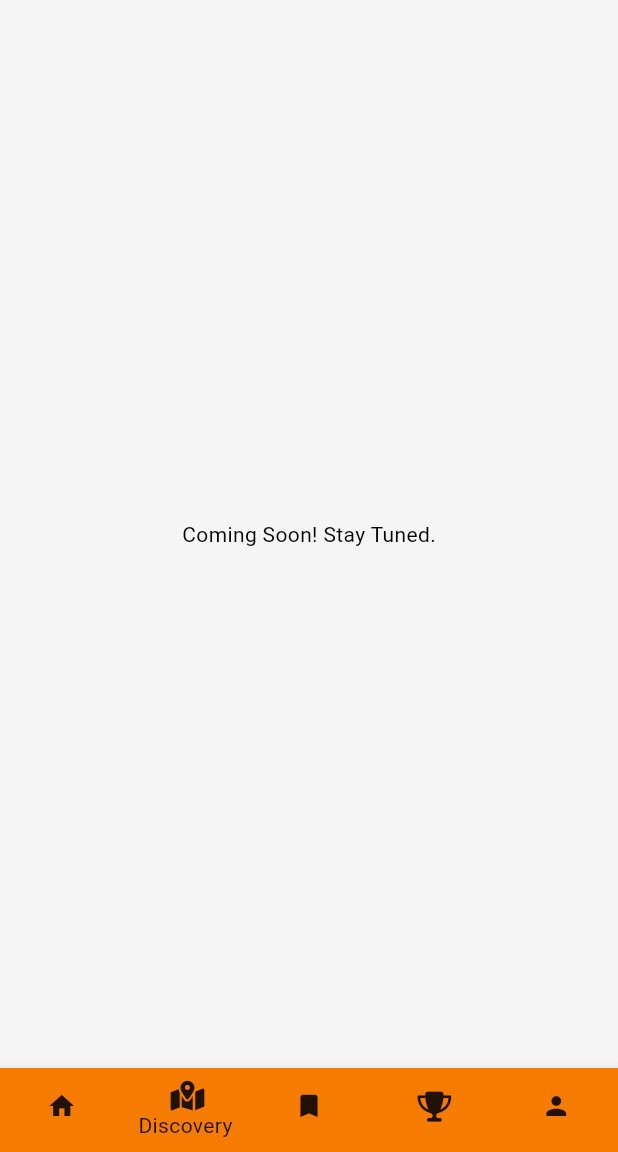
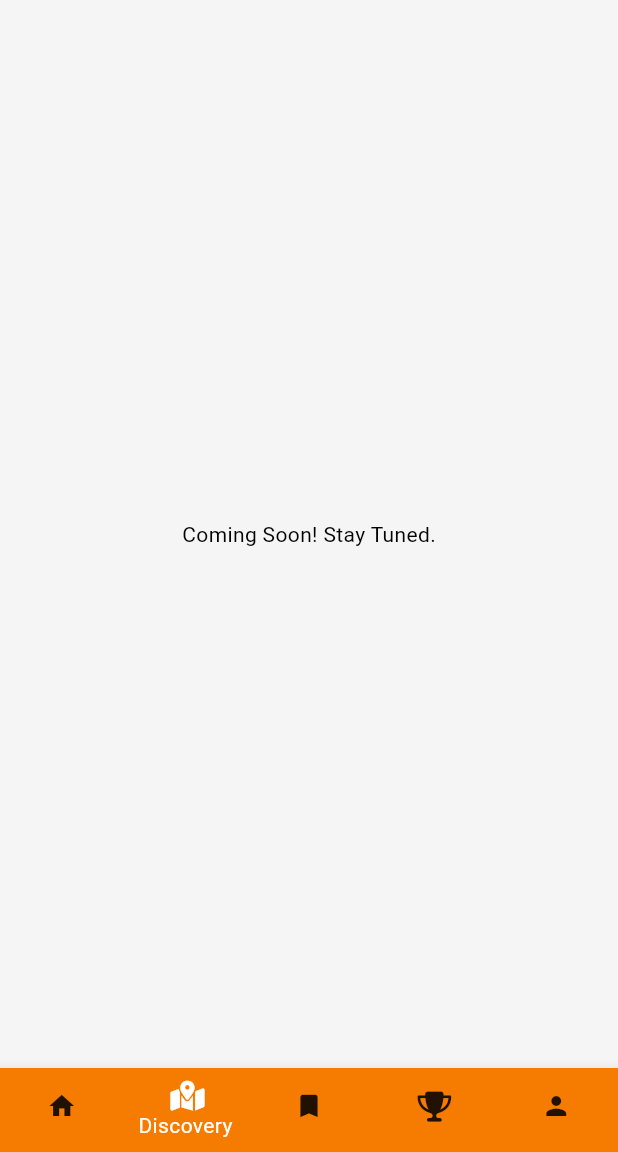
Before and after one commit to nivleking/ambw_uts_2024, a Flutter app: the StartPage screen opened directly, item 2 of the bottom bar chosen, on a phone screen of 412 x 824 dp, the part 84-1236 px from its top. Run offline on Flutter 3.47's test engine with Material 3 defaults, Android fonts, the light colour scheme and no system bars; our stand-ins replace font_awesome_flutter.

Commit message:
feat: navbaritem colors up when selected

```diff
--- a/lib/components/custom_bottom_bar.dart
+++ b/lib/components/custom_bottom_bar.dart
@@ -17,7 +17,7 @@ class MyCustomNavBar extends StatelessWidget {
       onTap: onItemTapped,
       type: BottomNavigationBarType.fixed,
       backgroundColor: Theme.of(context).colorScheme.primaryContainer,
-      selectedItemColor: Colors.black87,
+      selectedItemColor: Colors.white,
       unselectedItemColor: Colors.black87,
       showUnselectedLabels: false,
       items: const [
```
